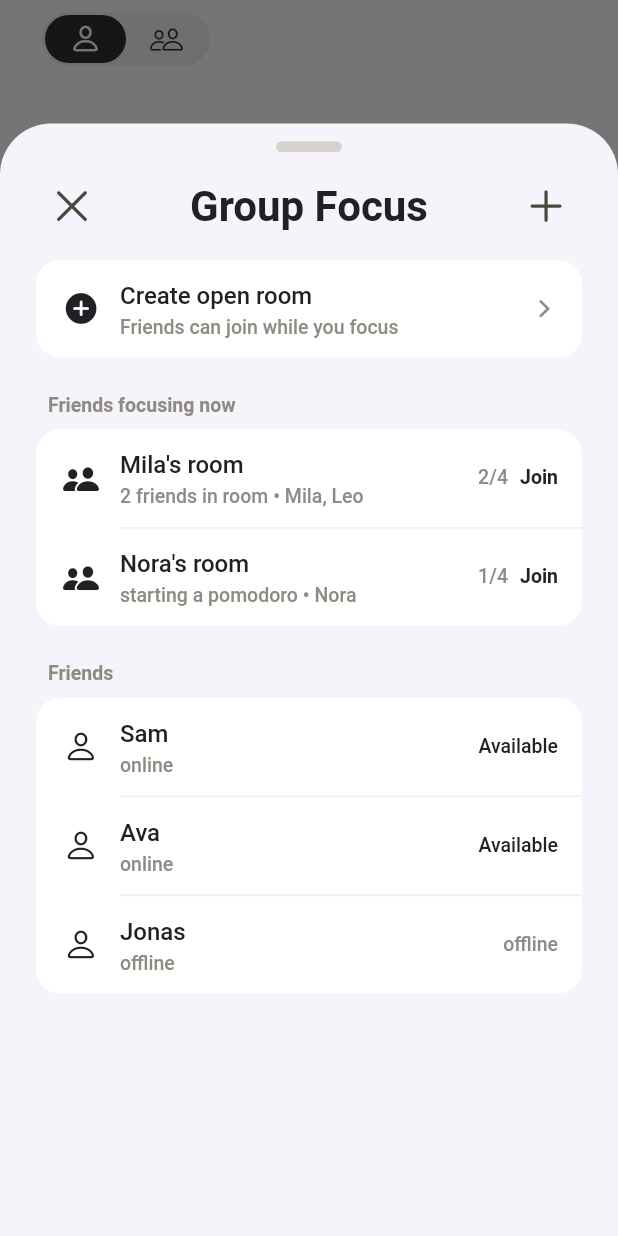
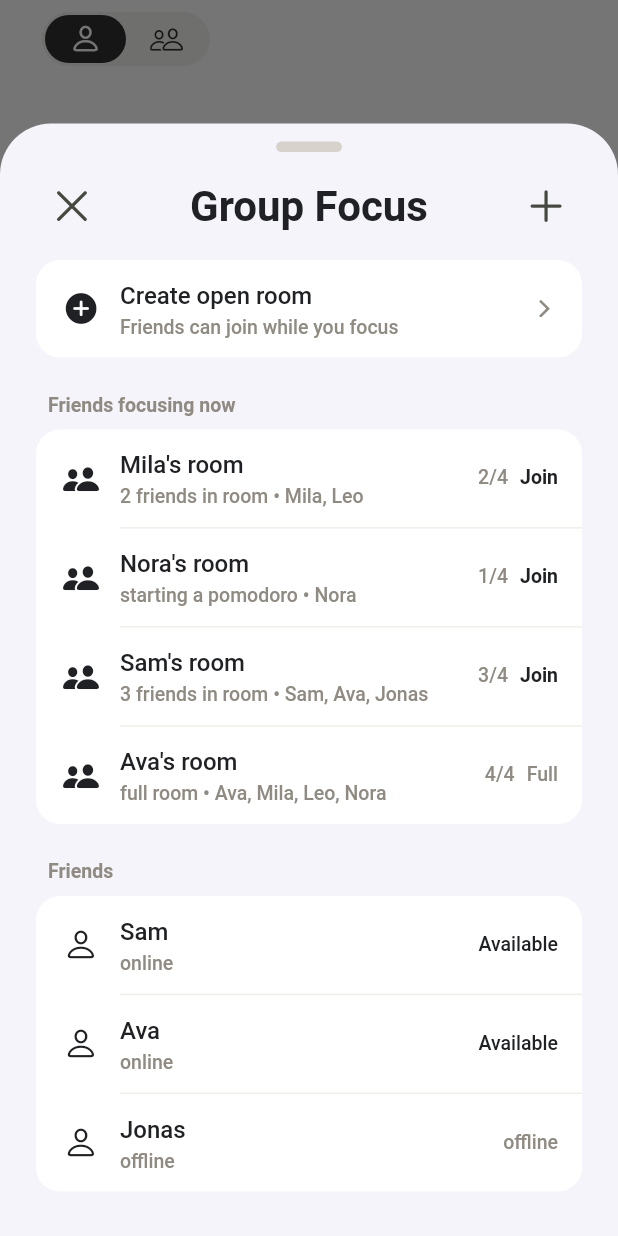
Before and after one commit to PatrickStarkmann/pats_space, a Flutter app: the screen it shows after launch, after a tap on an icon or button, on a phone screen of 412 x 824 dp. Run offline on Flutter 3.47's test engine with Material 3 defaults, Android fonts, the light colour scheme and no system bars; our stand-ins replace shared_preferences.

Commit message:
empty states für lobby

```diff
--- a/lib/features/home/widgets/group_focus_lobby_sheet.dart
+++ b/lib/features/home/widgets/group_focus_lobby_sheet.dart
@@ -44,6 +44,7 @@ class GroupFocusLobbySheet extends StatelessWidget {
 
     return SafeArea(
       top: false,
+      bottom: false,
       child: ConstrainedBox(
         constraints: BoxConstraints(maxHeight: mediaQuery.size.height * 0.9),
         child: Container(
@@ -51,7 +52,9 @@ class GroupFocusLobbySheet extends StatelessWidget {
             AppSpacing.lg,
             AppSpacing.sm,
             AppSpacing.lg,
-            mediaQuery.viewInsets.bottom + AppSpacing.lg,
+            mediaQuery.viewInsets.bottom +
+                mediaQuery.padding.bottom +
+                AppSpacing.lg,
           ),
           decoration: const BoxDecoration(
             color: Color(0xFFF5F4FA),
@@ -80,36 +83,11 @@ class GroupFocusLobbySheet extends StatelessWidget {
                       SizedBox(height: contentGap),
                       const _SectionLabel('Friends focusing now'),
                       const SizedBox(height: AppSpacing.xs),
-                      _ListGroup(
-                        children: [
-                          for (
-                            var index = 0;
-                            index < snapshot.openRooms.length;
-                            index++
-                          )
-                            _RoomRow(
-                              room: snapshot.openRooms[index],
-                              showDivider:
-                                  index < snapshot.openRooms.length - 1,
-                            ),
-                        ],
-                      ),
+                      _RoomsList(rooms: snapshot.openRooms),
                       SizedBox(height: contentGap),
                       const _SectionLabel('Friends'),
                       const SizedBox(height: AppSpacing.xs),
-                      _ListGroup(
-                        children: [
-                          for (
-                            var index = 0;
-                            index < snapshot.friends.length;
-                            index++
-                          )
-                            _FriendRow(
-                              friend: snapshot.friends[index],
-                              showDivider: index < snapshot.friends.length - 1,
-                            ),
-                        ],
-                      ),
+                      _FriendsList(friends: snapshot.friends),
                     ],
                   ),
                 ),
@@ -224,6 +202,65 @@ class _ListGroup extends StatelessWidget {
   }
 }
 
+class _RoomsList extends StatelessWidget {
+  const _RoomsList({required this.rooms});
+
+  final List<SocialFocusRoom> rooms;
+
+  @override
+  Widget build(BuildContext context) {
+    if (rooms.isEmpty) {
+      return const _ListGroup(
+        children: [
+          _EmptyRow(
+            leading: Icon(CupertinoIcons.person_2),
+            title: 'No rooms right now',
+            subtitle: 'Create a room so friends can join you.',
+          ),
+        ],
+      );
+    }
+
+    return _ListGroup(
+      children: [
+        for (var index = 0; index < rooms.length; index++)
+          _RoomRow(room: rooms[index], showDivider: index < rooms.length - 1),
+      ],
+    );
+  }
+}
+
+class _FriendsList extends StatelessWidget {
+  const _FriendsList({required this.friends});
+
+  final List<SocialFocusFriend> friends;
+
+  @override
+  Widget build(BuildContext context) {
+    if (friends.isEmpty) {
+      return const _ListGroup(
+        children: [
+          _EmptyRow(
+            leading: Icon(CupertinoIcons.person),
+            title: 'No friends yet',
+            subtitle: 'Friends you add will appear here.',
+          ),
+        ],
+      );
+    }
+
+    return _ListGroup(
+      children: [
+        for (var index = 0; index < friends.length; index++)
+          _FriendRow(
+            friend: friends[index],
+            showDivider: index < friends.length - 1,
+          ),
+      ],
+    );
+  }
+}
+
 class _RoomRow extends StatelessWidget {
   const _RoomRow({required this.room, required this.showDivider});
 
@@ -232,6 +269,8 @@ class _RoomRow extends StatelessWidget {
 
   @override
   Widget build(BuildContext context) {
+    final full = room.members.length >= room.capacity;
+
     return _ListRow(
       leading: const Icon(CupertinoIcons.person_2_fill),
       title: '${room.hostName}\'s room',
@@ -241,12 +280,17 @@ class _RoomRow extends StatelessWidget {
         children: [
           Text(room.seatsLabel, style: AppTextStyles.caption),
           const SizedBox(width: AppSpacing.xs),
-          const _ActionText('Join'),
+          full
+              ? const _StatusText('Full', enabled: false)
+              : const _ActionText('Join'),
         ],
       ),
       showDivider: showDivider,
-      onTap: () =>
-          Navigator.of(context).pop(GroupFocusLobbySelection.join(room.id)),
+      onTap: full
+          ? null
+          : () => Navigator.of(
+              context,
+            ).pop(GroupFocusLobbySelection.join(room.id)),
     );
   }
 }
@@ -279,6 +323,60 @@ class _FriendRow extends StatelessWidget {
       SocialFocusFriendStatus.focusing => 'focusing',
       SocialFocusFriendStatus.offline => 'offline',
     };
+  }
+}
+
+class _EmptyRow extends StatelessWidget {
+  const _EmptyRow({
+    required this.leading,
+    required this.title,
+    required this.subtitle,
+  });
+
+  final Widget leading;
+  final String title;
+  final String subtitle;
+
+  @override
+  Widget build(BuildContext context) {
+    return Padding(
+      padding: const EdgeInsets.symmetric(
+        horizontal: AppSpacing.md,
+        vertical: AppSpacing.sm,
+      ),
+      child: Row(
+        children: [
+          IconTheme(
+            data: const IconThemeData(color: AppColors.grayWarm, size: 24),
+            child: SizedBox(width: 28, child: Center(child: leading)),
+          ),
+          const SizedBox(width: AppSpacing.sm),
+          Expanded(
+            child: Column(
+              crossAxisAlignment: CrossAxisAlignment.start,
+              children: [
+                Text(
+                  title,
+                  maxLines: 1,
+                  overflow: TextOverflow.ellipsis,
+                  style: AppTextStyles.body.copyWith(
+                    color: AppColors.charcoal.withValues(alpha: .76),
+                    fontWeight: FontWeight.w500,
+                  ),
+                ),
+                const SizedBox(height: 2),
+                Text(
+                  subtitle,
+                  maxLines: 2,
+                  overflow: TextOverflow.ellipsis,
+                  style: AppTextStyles.caption,
+                ),
+              ],
+            ),
+          ),
+        ],
+      ),
+    );
   }
 }
 
--- a/lib/features/home/widgets/group_focus_room_sheet.dart
+++ b/lib/features/home/widgets/group_focus_room_sheet.dart
@@ -33,6 +33,7 @@ class GroupFocusRoomSheet extends StatelessWidget {
 
     return SafeArea(
       top: false,
+      bottom: false,
       child: ConstrainedBox(
         constraints: BoxConstraints(maxHeight: mediaQuery.size.height * 0.82),
         child: Container(
@@ -40,7 +41,9 @@ class GroupFocusRoomSheet extends StatelessWidget {
             AppSpacing.lg,
             AppSpacing.sm,
             AppSpacing.lg,
-            mediaQuery.viewInsets.bottom + AppSpacing.lg,
+            mediaQuery.viewInsets.bottom +
+                mediaQuery.padding.bottom +
+                AppSpacing.lg,
           ),
           decoration: const BoxDecoration(
             color: Color(0xFFF5F4FA),
--- a/lib/features/home/widgets/time_settings_sheet.dart
+++ b/lib/features/home/widgets/time_settings_sheet.dart
@@ -49,6 +49,7 @@ class _TimeSettingsSheetState extends State<TimeSettingsSheet> {
 
     return SafeArea(
       top: false,
+      bottom: false,
       child: ConstrainedBox(
         constraints: BoxConstraints(maxHeight: mediaQuery.size.height * 0.9),
         child: Container(
@@ -56,7 +57,9 @@ class _TimeSettingsSheetState extends State<TimeSettingsSheet> {
             AppSpacing.lg,
             AppSpacing.sm,
             AppSpacing.lg,
-            mediaQuery.viewInsets.bottom + AppSpacing.lg,
+            mediaQuery.viewInsets.bottom +
+                mediaQuery.padding.bottom +
+                AppSpacing.lg,
           ),
           decoration: const BoxDecoration(
             color: Color(0xFFF5F4FA),
--- a/lib/features/social_focus/repositories/fake_social_focus_repository.dart
+++ b/lib/features/social_focus/repositories/fake_social_focus_repository.dart
@@ -38,6 +38,62 @@ class FakeSocialFocusRepository implements SocialFocusRepository {
           name: 'Nora',
           activity: SocialFocusActivity.writing,
           status: SocialFocusMemberStatus.focusing,
+        ),
+      ],
+    ),
+    SocialFocusRoom(
+      id: 'sam-room',
+      hostName: 'Sam',
+      statusLabel: '3 friends in room',
+      members: [
+        SocialFocusMember(
+          id: 'sam',
+          name: 'Sam',
+          activity: SocialFocusActivity.coding,
+          status: SocialFocusMemberStatus.focusing,
+        ),
+        SocialFocusMember(
+          id: 'ava',
+          name: 'Ava',
+          activity: SocialFocusActivity.reading,
+          status: SocialFocusMemberStatus.focusing,
+        ),
+        SocialFocusMember(
+          id: 'jonas',
+          name: 'Jonas',
+          activity: SocialFocusActivity.writing,
+          status: SocialFocusMemberStatus.idle,
+        ),
+      ],
+    ),
+    SocialFocusRoom(
+      id: 'full-room',
+      hostName: 'Ava',
+      statusLabel: 'full room',
+      members: [
+        SocialFocusMember(
+          id: 'ava-full',
+          name: 'Ava',
+          activity: SocialFocusActivity.reading,
+          status: SocialFocusMemberStatus.focusing,
+        ),
+        SocialFocusMember(
+          id: 'mila-full',
+          name: 'Mila',
+          activity: SocialFocusActivity.writing,
+          status: SocialFocusMemberStatus.focusing,
+        ),
+        SocialFocusMember(
+          id: 'leo-full',
+          name: 'Leo',
+          activity: SocialFocusActivity.coding,
+          status: SocialFocusMemberStatus.breakTime,
+        ),
+        SocialFocusMember(
+          id: 'nora-full',
+          name: 'Nora',
+          activity: SocialFocusActivity.reading,
+          status: SocialFocusMemberStatus.idle,
         ),
       ],
     ),
```
